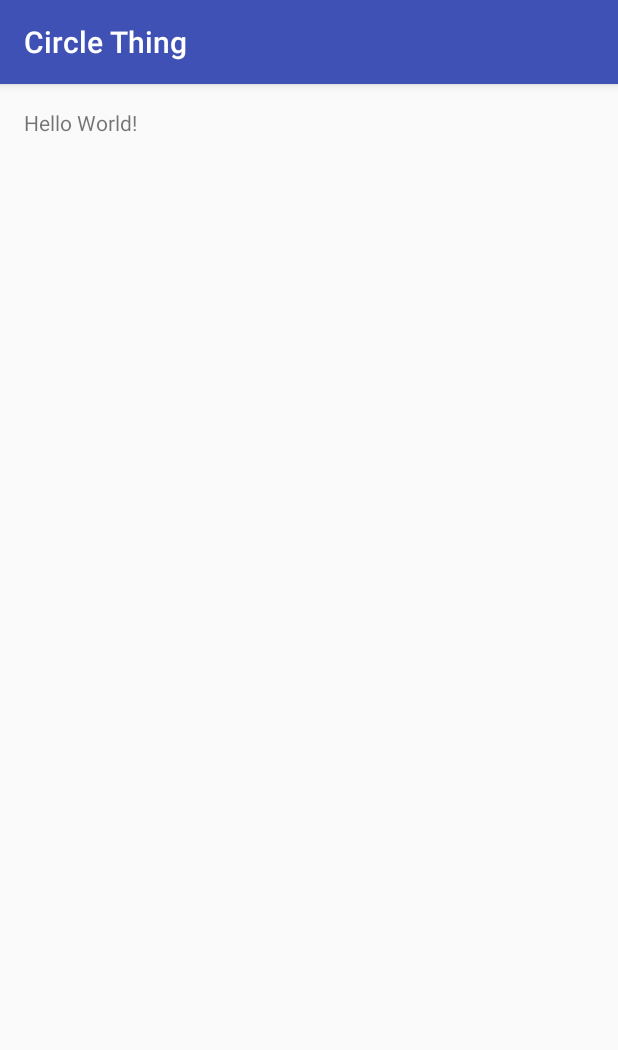
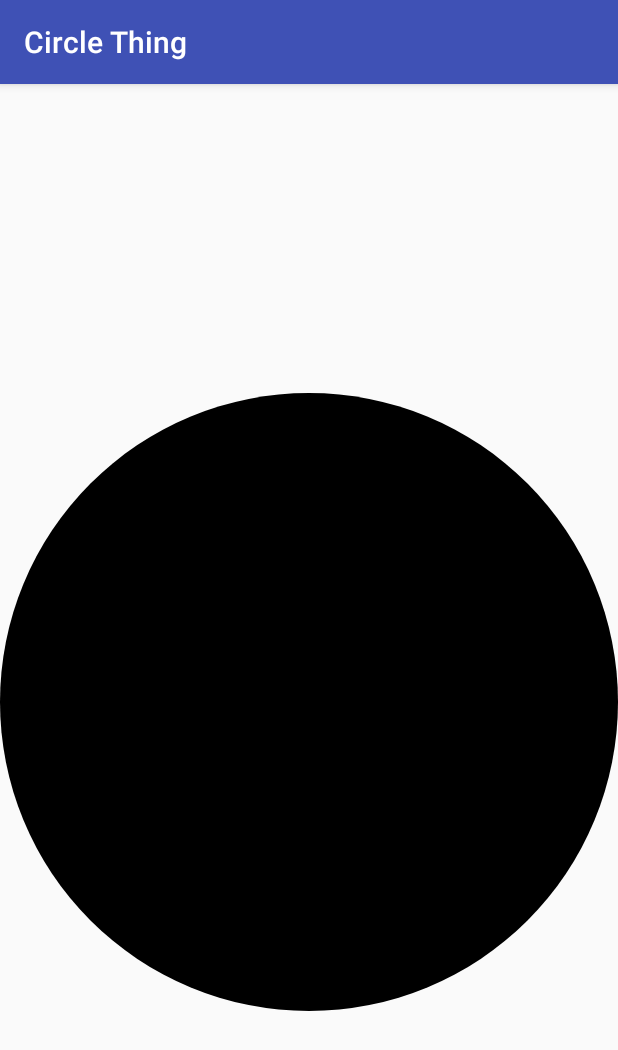
Before and after one commit to agzen2000/CircleThing, an Android app: the screen it shows after launch (MainActivity), on a phone screen of 412 x 824 dp. Shown: the top 1050 px of the screen. Run offline under Robolectric (Android 15) with nearby library versions, the phone set to English and light mode, and no system bars.

Commit message:
We have a circle

```diff
--- /dev/null
+++ b/app/src/main/java/com/games/akash/circlething/Circle.java
@@ -0,0 +1,40 @@
+package com.games.akash.circlething;
+
+import android.content.Context;
+import android.graphics.Canvas;
+import android.graphics.Color;
+import android.graphics.Paint;
+import android.graphics.RectF;
+import android.graphics.drawable.ShapeDrawable;
+import android.graphics.drawable.shapes.OvalShape;
+import android.view.View;
+
+/**
+ * Created by endenoa18 on 5/15/2017.
+ */
+
+public class Circle extends View
+{
+    private ShapeDrawable mDrawable;
+    int mWidth= this.getResources().getDisplayMetrics().widthPixels;
+    int mHeight= this.getResources().getDisplayMetrics().heightPixels;
+
+    public Circle(Context context)
+    {
+        super(context);
+
+        int x = mWidth/2;
+        int y = mHeight/2;
+        int raidus = mWidth/2;
+
+        mDrawable = new ShapeDrawable(new OvalShape());
+        mDrawable.getPaint().setColor(Color.BLACK);
+        mDrawable.setBounds(x-raidus, y-raidus, x+raidus, y+raidus);
+    }
+
+    @Override
+    protected void onDraw(Canvas canvas)
+    {
+        mDrawable.draw(canvas);
+    }
+}
--- a/app/src/main/java/com/games/akash/circlething/MainActivity.java
+++ b/app/src/main/java/com/games/akash/circlething/MainActivity.java
@@ -1,14 +1,24 @@
 package com.games.akash.circlething;
 
+import android.graphics.drawable.ShapeDrawable;
+import android.graphics.drawable.shapes.OvalShape;
 import android.support.v7.app.AppCompatActivity;
 import android.os.Bundle;
+import android.graphics.*;
+import android.widget.ImageView;
+import android.content.Context;
+import android.view.View;
 
-public class MainActivity extends AppCompatActivity {
+public class MainActivity extends AppCompatActivity
+{
+    Circle c;
 
     @Override
-    protected void onCreate(Bundle savedInstanceState) {
+    protected void onCreate(Bundle savedInstanceState)
+    {
         super.onCreate(savedInstanceState);
         setContentView(R.layout.activity_main);
-        //I want to die
+        c = new Circle(this);
+        setContentView(c);
     }
 }
--- a/app/src/main/res/layout/activity_main.xml
+++ b/app/src/main/res/layout/activity_main.xml
@@ -1,5 +1,5 @@
 <?xml version="1.0" encoding="utf-8"?>
-<RelativeLayout xmlns:android="http://schemas.android.com/apk/res/android"
+<LinearLayout xmlns:android="http://schemas.android.com/apk/res/android"
     xmlns:tools="http://schemas.android.com/tools"
     android:id="@+id/activity_main"
     android:layout_width="match_parent"
@@ -10,8 +10,4 @@
     android:paddingTop="@dimen/activity_vertical_margin"
     tools:context="com.games.akash.circlething.MainActivity">
 
-    <TextView
-        android:layout_width="wrap_content"
-        android:layout_height="wrap_content"
-        android:text="Hello World!" />
-</RelativeLayout>
+</LinearLayout>
```
